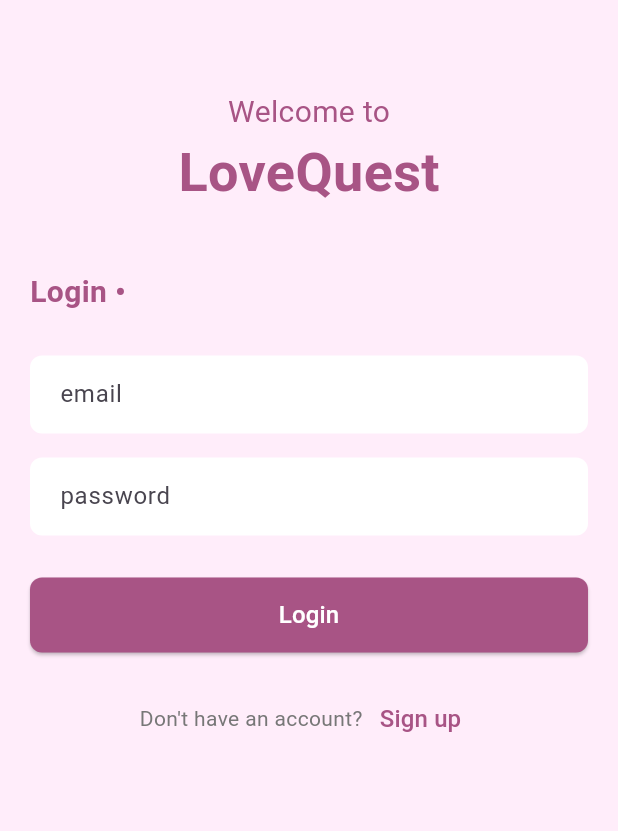
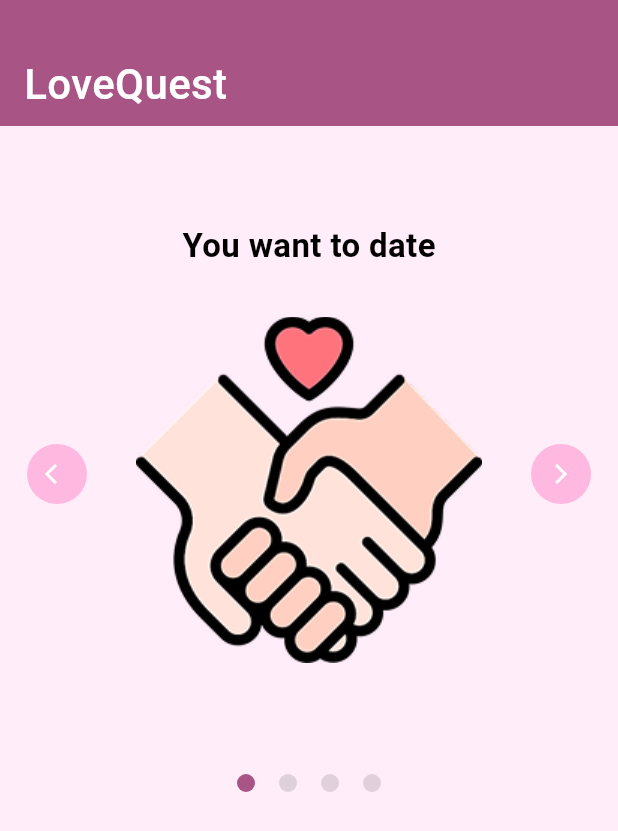
Before and after one commit to hungdungn47/LoveQuest, a Flutter app: the screen it shows after launch, on a phone screen of 412 x 824 dp. Shown: the top 831 px of the screen. Run offline on Flutter 3.47's test engine with Material 3 defaults, Android fonts, the phone set to English and light mode, and no system bars; our stand-ins replace dio, get, get_storage, socket_io_client.

Commit message:
build home page

```diff
--- a/lib/core/config/routes.dart
+++ b/lib/core/config/routes.dart
@@ -5,6 +5,8 @@ import 'package:love_quest/features/auth/presentation/pages/onboarding_screens/g
 import 'package:love_quest/features/auth/presentation/pages/onboarding_screens/interests_screen.dart';
 import 'package:love_quest/features/auth/presentation/pages/onboarding_screens/name_screen.dart';
 import 'package:love_quest/features/auth/presentation/pages/signup_screen.dart';
+import 'package:love_quest/features/home/presentation/home.binding.dart';
+import 'package:love_quest/features/home/presentation/home.page.dart';
 
 class AppRoutes {
   static const String signup = '/signup';
@@ -22,6 +24,10 @@ class AppRoutes {
     // GetPage(name: birthday, page: () => BirthdayScreen()),
     GetPage(name: gender, page: () => GenderScreen()),
     GetPage(name: interests, page: () => InterestsScreen()),
-    GetPage(name: home, page: () => HomeScreen()),
+    GetPage(
+        name: home,
+        page: () => HomePage(),
+        binding: HomeBinding(),
+    ),
   ];
 }
--- a/lib/core/config/theme.dart
+++ b/lib/core/config/theme.dart
@@ -4,10 +4,32 @@ class AppColors {
   static const Color primary = Color(0xFFA85485);
   static const Color secondary = Color(0xFFEC7FA9);
   static const Color background = Color(0xFFFFEDFA);
+  static const Color btnBg = Color(0xFFFFB8E0);
   static const Color text = Color(0xFF333333);
   static const Color lightText = Color(0xFF777777);
   static const Color white = Colors.white;
   static const Color black = Colors.black;
+}
+
+class Styles {
+  static const TextStyle smallTextW500 =
+      TextStyle(color: Colors.black, fontSize: 14, fontWeight: FontWeight.w500);
+  static const TextStyle smallTextW700 =
+      TextStyle(color: Colors.black, fontSize: 14, fontWeight: FontWeight.w700);
+  static const TextStyle smallTextW800 =
+      TextStyle(color: Colors.black, fontSize: 14, fontWeight: FontWeight.w800);
+  static const TextStyle mediumTextW500 =
+      TextStyle(color: Colors.black, fontSize: 18, fontWeight: FontWeight.w500);
+  static const TextStyle mediumTextW700 =
+      TextStyle(color: Colors.black, fontSize: 18, fontWeight: FontWeight.w700);
+  static const TextStyle mediumTextW800 =
+      TextStyle(color: Colors.black, fontSize: 18, fontWeight: FontWeight.w800);
+  static const TextStyle bigTextW500 =
+      TextStyle(color: Colors.black, fontSize: 22, fontWeight: FontWeight.w500);
+  static const TextStyle bigTextW700 =
+      TextStyle(color: Colors.black, fontSize: 22, fontWeight: FontWeight.w700);
+  static const TextStyle bigTextW800 =
+      TextStyle(color: Colors.black, fontSize: 22, fontWeight: FontWeight.w800);
 }
 
 class AppTheme {
@@ -15,7 +37,6 @@ class AppTheme {
     return ThemeData(
       primaryColor: AppColors.primary,
       scaffoldBackgroundColor: AppColors.background,
-
       textTheme: TextTheme(
         displayLarge: TextStyle(
           fontFamily: 'Kaushan',
--- /dev/null
+++ b/lib/features/home/presentation/home.binding.dart
@@ -0,0 +1,9 @@
+import 'package:get/get.dart';
+import 'home.controller.dart';
+
+class HomeBinding extends Bindings {
+  @override
+  void dependencies() {
+    Get.put(HomeController());
+  }
+}
--- /dev/null
+++ b/lib/features/home/presentation/home.controller.dart
@@ -0,0 +1,34 @@
+import 'package:flutter/material.dart';
+import 'package:get/get.dart';
+
+class HomeController extends GetxController {
+  final PageController _pageController = PageController();
+  PageController get pageController => _pageController;
+  RxInt currentIndex = 0.obs;
+  void updateCurrentIndex(int val) {
+    currentIndex.value = val;
+  }
+
+  void handleNextPage() {
+    _pageController.nextPage(
+      duration: Duration(milliseconds: 500),
+      curve: Curves.easeInOut,
+    );
+  }
+
+  void handlePreviousPage() {
+    _pageController.previousPage(
+      duration: Duration(milliseconds: 500),
+      curve: Curves.easeInOut,
+    );
+  }
+
+  void goToPageSmooth(int index) {
+    updateCurrentIndex(index);
+    _pageController.animateToPage(
+      index,
+      duration: Duration(milliseconds: 500),
+      curve: Curves.easeInOut,
+    );
+  }
+}
--- /dev/null
+++ b/lib/features/home/presentation/home.page.dart
@@ -0,0 +1,178 @@
+import 'package:flutter/material.dart';
+import 'package:get/get.dart';
+import 'package:love_quest/core/config/theme.dart';
+import 'package:love_quest/features/home/presentation/home.controller.dart';
+import 'package:love_quest/widgets/Appbar.dart';
+
+class HomePage extends GetView<HomeController> {
+  const HomePage({super.key});
+
+  @override
+  Widget build(BuildContext context) {
+    return Scaffold(
+      body: Column(
+        children: [
+          AppBarCustomize(title: "LoveQuest"),
+          SizedBox(
+            height: 32,
+          ),
+          Column(
+            children: [
+              Column(
+                children: [
+                  Stack(
+                    children: [
+                      SizedBox(
+                        height: 400,
+                        child: PageView(
+                          controller: controller.pageController,
+                          onPageChanged: (index) {
+                            controller.updateCurrentIndex(index);
+                          },
+                          children: [
+                            Container(
+                              padding: EdgeInsets.symmetric(vertical: 32, horizontal: 16),
+                              child: Column(
+                                crossAxisAlignment: CrossAxisAlignment.center,
+                                children: [
+                                  Text(
+                                    "You want to date",
+                                    style: Styles.bigTextW700,
+                                  ),
+                                  SizedBox(
+                                    height: 32,
+                                  ),
+                                  Image.asset("assets/images/date.png")
+                                ],
+                              ),
+                            ),
+                            Container(
+                              padding: EdgeInsets.symmetric(vertical: 32, horizontal: 16),
+                              child: Column(
+                                crossAxisAlignment: CrossAxisAlignment.center,
+                                children: [
+                                  Text(
+                                    "But you’re always awkward in conversations?",
+                                    style: Styles.bigTextW700,
+                                  ),
+                                  SizedBox(
+                                    height: 32,
+                                  ),
+                                  Image.asset("assets/images/gotcha.png")
+                                ],
+                              ),
+                            ),
+                            Container(
+                              padding: EdgeInsets.symmetric(vertical: 32, horizontal: 16),
+                              child: Column(
+                                crossAxisAlignment: CrossAxisAlignment.center,
+                                children: [
+                                  Text(
+                                    "That's why we're here for you",
+                                    style: Styles.bigTextW700,
+                                  ),
+                                  SizedBox(
+                                    height: 32,
+                                  ),
+                                  Image.asset("assets/images/user.png")
+                                ],
+                              ),
+                            ),
+                            Container(
+                              padding: EdgeInsets.symmetric(vertical: 32, horizontal: 16),
+                              child: Column(
+                                crossAxisAlignment: CrossAxisAlignment.center,
+                                children: [
+                                  Text(
+                                    "Let’s play games to find your soulmate!",
+                                    style: Styles.bigTextW700,
+                                  ),
+                                  SizedBox(
+                                    height: 32,
+                                  ),
+                                  Image.asset("assets/images/game.png")
+                                ],
+                              ),
+                            )
+                          ],
+                        ),
+                      ),
+                      Positioned(
+                        top: 180,
+                        left: 18,
+                        child: GestureDetector(
+                          onTap: controller.handlePreviousPage,
+                          child: Container(
+                            width: 40,
+                            height: 40,
+                            alignment: Alignment.center,
+                            decoration: BoxDecoration(
+                              color: AppColors.btnBg,
+                              borderRadius: BorderRadius.circular(24)
+                            ),
+                            child: FittedBox(
+                              child: Icon(
+                                Icons.arrow_back_ios,
+                                color: Colors.white,
+                                size: 16,
+                              ),
+                            ),
+                          ),
+                        ),
+                      ),
+                      Positioned(
+                        top: 180,
+                        right: 18,
+                        child: GestureDetector(
+                          onTap: controller.handleNextPage,
+                          child: Container(
+                            width: 40,
+                            height: 40,
+                            alignment: Alignment.center,
+                            decoration: BoxDecoration(
+                                color: AppColors.btnBg,
+                                borderRadius: BorderRadius.circular(24)
+                            ),
+                            child: FittedBox(
+                              child: Icon(
+                                Icons.arrow_forward_ios,
+                                color: Colors.white,
+                                size: 16,
+                              ),
+                            ),
+                          ),
+                        ),
+                      )
+                    ],
+                  ),
+                  Obx(() {
+                    return Row(
+                      mainAxisAlignment: MainAxisAlignment.center,
+                      children: [
+                        for(int i = 0; i < 4; i++)
+                          GestureDetector(
+                            onTap: () {
+                              controller.goToPageSmooth(i);
+                            },
+                            child: Container(
+                              height: 12,
+                              width: 12,
+                              margin: EdgeInsets.only(right:8 , left: 8),
+                              decoration: BoxDecoration(
+                                  color: controller.currentIndex.value == i ? AppColors.primary : Colors.black12,
+                                  borderRadius: BorderRadius.circular(16)
+                              ),
+                            ),
+                          ),
+                      ],
+                    );
+                  })
+                ],
+              )
+            ],
+          )
+        ],
+      ),
+    );
+  }
+}
--- /dev/null
+++ b/lib/features/home/presentation/index.dart
@@ -0,0 +1,3 @@
+export './home.binding.dart';
+export './home.controller.dart';
+export './home.page.dart';
--- a/lib/main.dart
+++ b/lib/main.dart
@@ -5,6 +5,7 @@ import 'package:love_quest/core/config/theme.dart';
 import 'package:love_quest/injection_container.dart';
 
 void main() async {
+  WidgetsFlutterBinding.ensureInitialized();
   runApp(const MyApp());
   await initializeDependencies();
 }
@@ -19,7 +20,7 @@ class MyApp extends StatelessWidget {
       title: 'Flutter Demo',
       theme: AppTheme.lightTheme,
       getPages: AppRoutes.routes,
-      initialRoute: AppRoutes.login,
+      initialRoute: AppRoutes.home,
     );
   }
 }
--- /dev/null
+++ b/lib/widgets/Appbar.dart
@@ -0,0 +1,23 @@
+import 'package:flutter/material.dart';
+import '../core/config/theme.dart';
+
+class AppBarCustomize extends StatelessWidget {
+  final String title;
+  const AppBarCustomize({super.key, required this.title});
+
+  @override
+  Widget build(BuildContext context) {
+    return Container(
+      padding: EdgeInsets.only(top: 36, left: 16, right: 16, bottom: 8),
+      constraints: BoxConstraints(
+        minWidth: MediaQuery.of(context).size.width,
+        // minWidth: MediaQuery.of(context).size.width,
+      ),
+      decoration: BoxDecoration(
+          color: AppColors.primary
+      ),
+      child: Text(title,
+          style: Styles.bigTextW500.copyWith(color: Colors.white, fontSize: 28)),
+    );
+  }
+}
--- a/pubspec.yaml
+++ b/pubspec.yaml
@@ -62,7 +62,9 @@ flutter:
   uses-material-design: true
 
   # To add assets to your application, add an assets section, like this:
-  # assets:
+  assets:
+    - assets/images/
+    - assets/images/gotcha.png
   #   - images/a_dot_burr.jpeg
   #   - images/a_dot_ham.jpeg
 
```
Also changed, not shown: assets/images/date.png (added), assets/images/game.png (added), assets/images/gotcha.png (added), assets/images/user.png (added), pubspec.lock, 125 other files.
